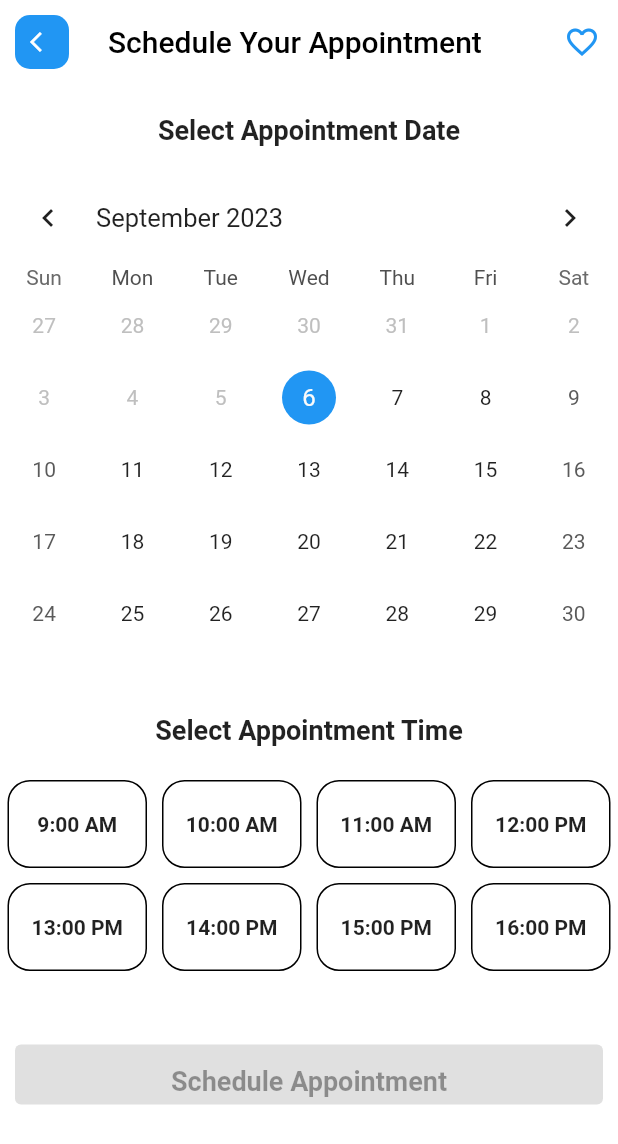
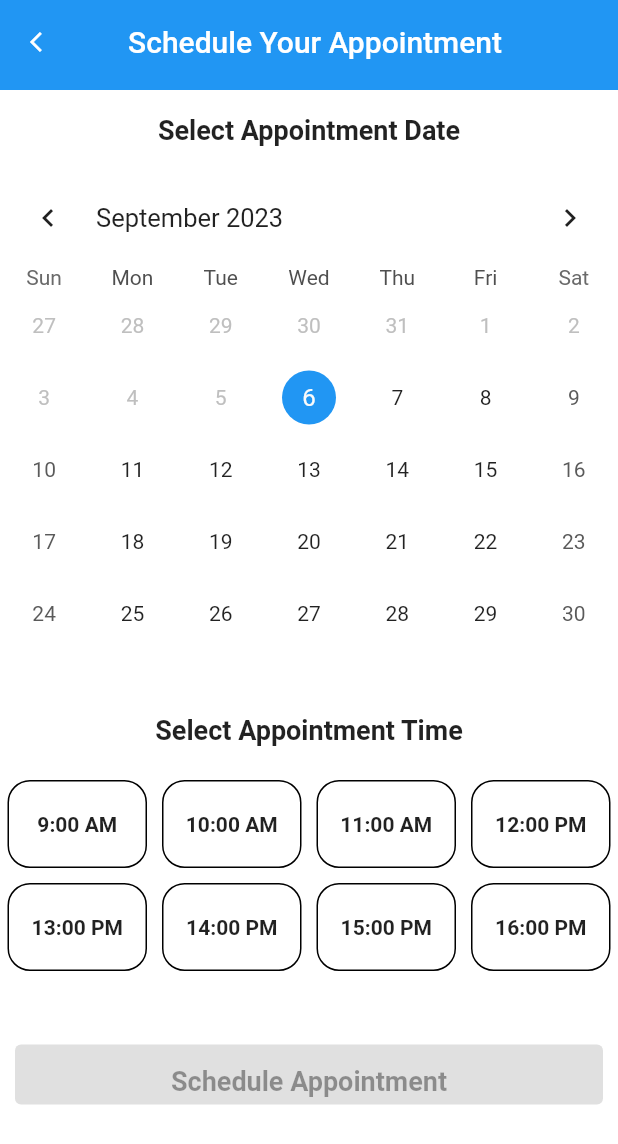
Before and after one commit to Teshan2000/Healthcare-Mobile-Application, a Flutter app: the Schedule screen opened by its route, on a phone screen of 412 x 824 dp. Shown: the top 1144 px of the screen. Run offline on Flutter 3.47's test engine with Material 2 defaults, Android fonts, the phone set to English and light mode, and no system bars; drawn by our look-alikes of table_calendar; our stand-ins replace lottie, rating_dialog.

Commit message:
Custom App Bar
Custom App Bar was changed.

```diff
--- a/healthcare_management_system/lib/components/customAppBar.dart
+++ b/healthcare_management_system/lib/components/customAppBar.dart
@@ -1,4 +1,3 @@
-import 'package:healthcare_management_system/components/customAppBar.dart';
 import 'package:healthcare_management_system/utils/config.dart';
 import 'package:flutter/material.dart';
 
@@ -12,7 +11,6 @@ class CustomAppBar extends StatefulWidget implements PreferredSizeWidget {
   final String? appTitle;
   final String? route;
   final Icon? icon;
-  //final FaIcon? icon;
   final List<Widget>? actions;
 
   @override
@@ -24,19 +22,23 @@ class _CustomAppBarState extends State<CustomAppBar> {
   Widget build(BuildContext context) {
     return AppBar(
       automaticallyImplyLeading: true,
-      backgroundColor: Colors.white, //background color is white in this app
+      backgroundColor: Colors.blue, //background color is white in this app
       elevation: 0,
-      title: Text(
-        widget.appTitle!,
-        style: const TextStyle(
-          fontSize: 20,
-          color: Colors.black,
+      title: Center(
+        child: Text(
+          widget.appTitle!,
+          style: const TextStyle(
+            fontSize: 20,
+            color: Colors.white,
+          ),
         ),
       ),
       //if icon is not set, return null
-      leading: widget.icon != null
-          ? Container(
-        margin: const EdgeInsets.symmetric(horizontal: 10, vertical: 10),
+      leading: widget.icon != null ? Container(
+        margin: const EdgeInsets.symmetric(
+          horizontal: 10,
+          vertical: 10,
+        ),
         decoration: BoxDecoration(
           borderRadius: BorderRadius.circular(10),
           color: Config.primaryColor,
@@ -56,9 +58,9 @@ class _CustomAppBarState extends State<CustomAppBar> {
           color: Colors.white,
         ),
       )
-          : null,
+      : null,
       //if action is not set, return null
-      actions: widget.actions,
+      actions: widget.actions ?? null,
     );
   }
 }
--- a/healthcare_management_system/lib/screens/appointments.dart
+++ b/healthcare_management_system/lib/screens/appointments.dart
@@ -68,7 +68,6 @@ class AppointmentsState extends State<Appointments> {
     return Scaffold(
       appBar: CustomAppBar(
         appTitle: "Your Appointments",
-        //icon: const FaIcon(Icons.arrow_back_ios),
         icon: const Icon(Icons.menu),
         actions: [
           IconButton(
```
